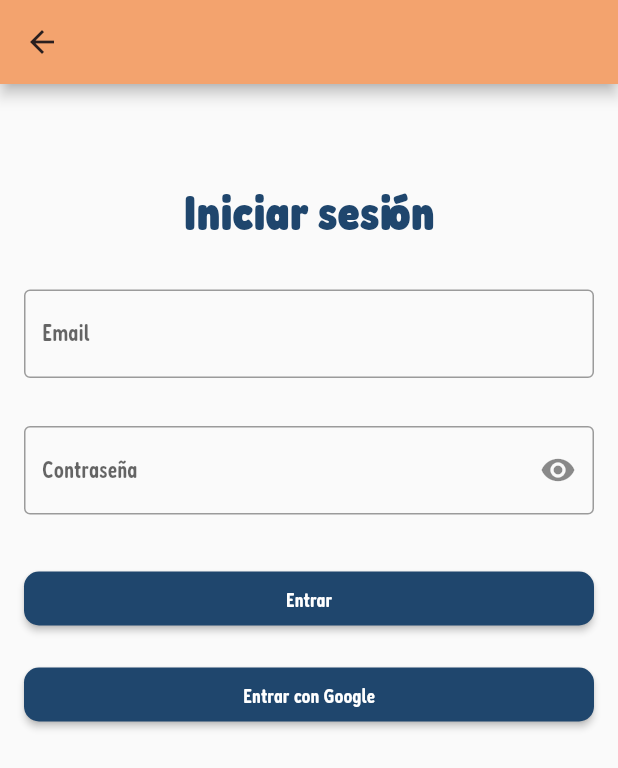
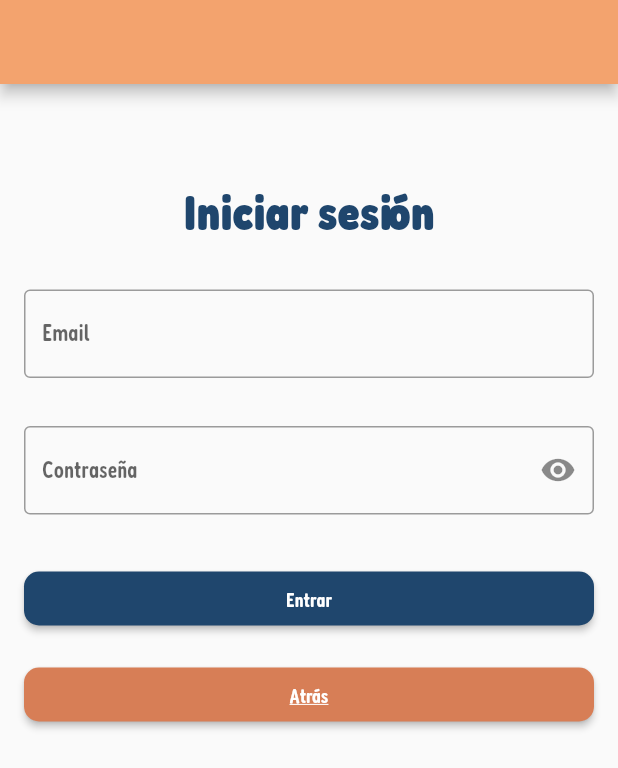
Before and after one commit to cinthya-g/AguaCapiPDM, a Flutter app: the screen it shows after launch, after a tap on "Inicia sesión", on a phone screen of 412 x 824 dp. Shown: the top 768 px of the screen. Run offline on Flutter 3.47's test engine with Material 2 defaults, Android fonts, the phone set to English and light mode, and no system bars; our stand-ins replace bloc, equatable, firebase_auth, firebase_core, fl_chart, flutter_bloc and 1 more; accounts and stored records are empty.

Commit message:
Ya funcionan los estados de landing page

```diff
--- a/aguacapi/lib/auth/bloc/auth_bloc.dart
+++ b/aguacapi/lib/auth/bloc/auth_bloc.dart
@@ -19,6 +19,9 @@ class AuthBloc extends Bloc<AuthEvent, AuthState> {
     on<EmailAuthEvent>(_authEmail);
     on<LoginAuthEvent>(_createAuthEmail);
     on<SignOutEvent>(_signOut);
+    on<SelectLoginEvent>(_loginForm);
+    on<SelectRegisterEvent>(_registerForm);
+    on<BackToHomeEvent>(_backToHome);
   }
 
   FutureOr<void> _authVerification(event, emit) {
@@ -48,8 +51,8 @@ class AuthBloc extends Bloc<AuthEvent, AuthState> {
       emit(AuthSuccessState());
       print("STATE: AuthSuccessState");
     } catch (e) {
-      emit(AuthErrorState(eMsg: "Error con login de Firebase"));
-      print("STATE: AuthErrorState");
+      emit(AuthErrorLoginState(eMsg: "Verifique datos de inicio de sesión"));
+      print("STATE: AuthErrorLoginState");
     }
   }
 
@@ -57,13 +60,11 @@ class AuthBloc extends Bloc<AuthEvent, AuthState> {
     emit(AuthLoadingState());
     try {
       await _authRepo.createAccount();
-      // determinar si cayó en try o catch
-
       emit(AuthSuccessState());
       print("STATE: AuthSuccessState");
     } catch (e) {
-      emit(AuthErrorState(eMsg: "Error al crear cuenta de Firebase"));
-      print("STATE: AuthErrorState");
+      emit(AuthErrorRegisterState(eMsg: "Verifique datos de registro"));
+      print("STATE: AuthErrorRegisterState");
     }
   }
 
@@ -76,7 +77,23 @@ class AuthBloc extends Bloc<AuthEvent, AuthState> {
       print("STATE: SignOutSuccessState - SESIÓN CERRADA!");
     } catch (e) {
       emit(AuthErrorState(eMsg: "Error al cerrar sesión"));
-      print("STATE: AuthErrorState al cerrar sesion");
+      print("STATE: AuthErrorState - al cerrar sesion");
     }
   }
+
+// Hacer futures de register y loginform que muestre las pantallas (evitar push)
+  FutureOr<void> _registerForm(event, emit) async {
+    emit(AuthLoadingState());
+    emit(AuthPendingRegisterState());
+  }
+
+  FutureOr<void> _loginForm(event, emit) async {
+    emit(AuthLoadingState());
+    emit(AuthPendingLoginState());
+  }
+
+  FutureOr<void> _backToHome(event, emit) async {
+    emit(AuthLoadingState());
+    emit(BackToHomeState());
+  }
 }
--- a/aguacapi/lib/auth/bloc/auth_event.dart
+++ b/aguacapi/lib/auth/bloc/auth_event.dart
@@ -16,3 +16,9 @@ class LoginAuthEvent extends AuthEvent {}
 class EmailAuthEvent extends AuthEvent {}
 
 class SignOutEvent extends AuthEvent {}
+
+class SelectLoginEvent extends AuthEvent {}
+
+class SelectRegisterEvent extends AuthEvent {}
+
+class BackToHomeEvent extends AuthEvent {}
--- a/aguacapi/lib/auth/bloc/auth_state.dart
+++ b/aguacapi/lib/auth/bloc/auth_state.dart
@@ -11,6 +11,18 @@ class AuthInitial extends AuthState {}
 
 class AuthSuccessState extends AuthState {
   // Mostrar home page
+}
+
+class AuthPendingLoginState extends AuthState {
+  // mostrar página de login
+}
+
+class AuthPendingRegisterState extends AuthState {
+  // mostrar página de registro
+}
+
+class BackToHomeState extends AuthState {
+  // mostrar landing page
 }
 
 class SignOutSuccessState extends AuthState {
@@ -28,6 +40,24 @@ class AuthErrorState extends AuthState {
   List<Object> get props => [eMsg];
 }
 
+class AuthErrorLoginState extends AuthState {
+  // mostrar login con error
+  final String eMsg;
+
+  AuthErrorLoginState({this.eMsg = "Error al iniciar sesión"});
+  @override
+  List<Object> get props => [eMsg];
+}
+
+class AuthErrorRegisterState extends AuthState {
+  // mostrar registro con error
+  final String eMsg;
+
+  AuthErrorRegisterState({this.eMsg = "Error al registrarse"});
+  @override
+  List<Object> get props => [eMsg];
+}
+
 class AuthLoadingState extends AuthState {
   // para mostrar carga
 }
--- a/aguacapi/lib/content/landing_page.dart
+++ b/aguacapi/lib/content/landing_page.dart
@@ -1,8 +1,13 @@
+import 'package:aguacapi/auth/bloc/auth_bloc.dart';
 import 'package:aguacapi/content/crear_usuario.dart';
+import 'package:aguacapi/providers/login_provider.dart';
 import 'package:flutter/material.dart';
 import 'package:aguacapi/content/login.dart';
 import 'package:aguacapi/content/home_page.dart';
 import 'package:aguacapi/colors/colors.dart';
+
+import 'package:flutter_bloc/flutter_bloc.dart';
+import 'package:provider/provider.dart';
 
 class LandingPage extends StatelessWidget {
   const LandingPage({super.key});
@@ -23,22 +28,23 @@ class LandingPage extends StatelessWidget {
                 SizedBox(height: 5.0),
                 Text('AguaCapi', style: Theme.of(context).textTheme.headline5),
                 SizedBox(height: 32.0),
-                ElevatedButton(
+                Consumer<LoginProvider>(builder: (context, providerLogin, _) {
+                  return ElevatedButton(
                     style: ElevatedButton.styleFrom(
                       primary: acBlue50,
                       fixedSize: const Size(200, 50),
                     ),
                     // insertar botón de iniciar sesión con texto e icono
                     onPressed: () {
-                    Navigator.push(
-                      context,
-                      MaterialPageRoute(builder: (context) => LoginPage()),
-                    );
+                      BlocProvider.of<AuthBloc>(context)
+                          .add(SelectLoginEvent());
+                      providerLogin.borrarFormularioLogin();
                     },
                     child: Text('Inicia sesión',
-                      style:
-                          TextStyle(fontSize: 20.0, color: acBackgroundWhite)),
-                ),
+                        style: TextStyle(
+                            fontSize: 20.0, color: acBackgroundWhite)),
+                  );
+                }),
                 SizedBox(height: 16.0),
                 // insertar linea divisora
                 Row(
@@ -74,10 +80,8 @@ class LandingPage extends StatelessWidget {
                     fixedSize: const Size(200, 50),
                   ),
                   onPressed: () {
-                    Navigator.push(
-                      context,
-                      MaterialPageRoute(builder: (context) => CrearUsuario()),
-                    );
+                    BlocProvider.of<AuthBloc>(context)
+                        .add(SelectRegisterEvent());
                   },
                   child: Text('Crea una cuenta',
                       style:
--- a/aguacapi/lib/content/login.dart
+++ b/aguacapi/lib/content/login.dart
@@ -56,7 +56,6 @@ class LoginPage extends StatelessWidget {
                   ElevatedButton(
                     onPressed: () {
                       BlocProvider.of<AuthBloc>(context).add(EmailAuthEvent());
-                      BlocProvider.of<AuthBloc>(context).add(VerifyAuthEvent());
                     },
                     child: Text('Entrar'),
                     style: ElevatedButton.styleFrom(
@@ -68,14 +67,9 @@ class LoginPage extends StatelessWidget {
                     ),
                   ),
                   SizedBox(height: 16.0),
+                  /*
                   ElevatedButton(
-                    onPressed: () {
-                      Navigator.pop(context);
-                      Navigator.push(
-                        context,
-                        MaterialPageRoute(builder: (context) => HomePage()),
-                      );
-                    },
+                    onPressed: () {},
                     child: Text('Entrar con Google'),
                     style: ElevatedButton.styleFrom(
                       primary: acBlue,
@@ -85,7 +79,24 @@ class LoginPage extends StatelessWidget {
                       ),
                     ),
                   ),
+
                   SizedBox(height: 16.0),
+                  */
+
+                  ElevatedButton(
+                    onPressed: () {
+                      BlocProvider.of<AuthBloc>(context).add(BackToHomeEvent());
+                    },
+                    child: Text('Atrás',
+                        style: TextStyle(decoration: TextDecoration.underline)),
+                    style: ElevatedButton.styleFrom(
+                      primary: acOrange50,
+                      onPrimary: Colors.white,
+                      shape: RoundedRectangleBorder(
+                        borderRadius: BorderRadius.circular(10),
+                      ),
+                    ),
+                  ),
                 ],
               ),
             ),
--- a/aguacapi/lib/main.dart
+++ b/aguacapi/lib/main.dart
@@ -2,8 +2,9 @@ import 'package:flutter/material.dart';
 // Page
 import 'package:aguacapi/content/landing_page.dart';
 import 'package:aguacapi/content/home_page.dart';
-import 'package:aguacapi/content/landing_page.dart';
 import 'package:aguacapi/colors/colors.dart';
+import 'package:aguacapi/content/login.dart';
+import 'package:aguacapi/content/crear_usuario.dart';
 // Bloc
 import 'package:flutter_bloc/flutter_bloc.dart';
 import 'package:aguacapi/auth/bloc/auth_bloc.dart';
@@ -54,11 +55,20 @@ class MyApp extends StatelessWidget {
               return HomePage();
             } else if (state is AuthErrorState ||
                 state is UnAuthState ||
-                state is SignOutSuccessState) {
+                state is SignOutSuccessState ||
+                state is BackToHomeState) {
               return LandingPage();
+            } else if (state is AuthPendingRegisterState ||
+                state is AuthErrorRegisterState) {
+              return CrearUsuario();
+            } else if (state is AuthPendingLoginState ||
+                state is AuthErrorLoginState) {
+              return LoginPage();
             }
-            return Center(
-              child: CircularProgressIndicator(),
+            return Scaffold(
+              body: Center(
+                child: CircularProgressIndicator(),
+              ),
             );
           },
         ));
```
Also changed, not shown: aguacapi/lib/content/crear_usuario.dart (+15 -1 lines), aguacapi/lib/providers/home_page_provider.dart (added, +13 -0 lines). Lines whose indentation alone changed are shown as unchanged.
